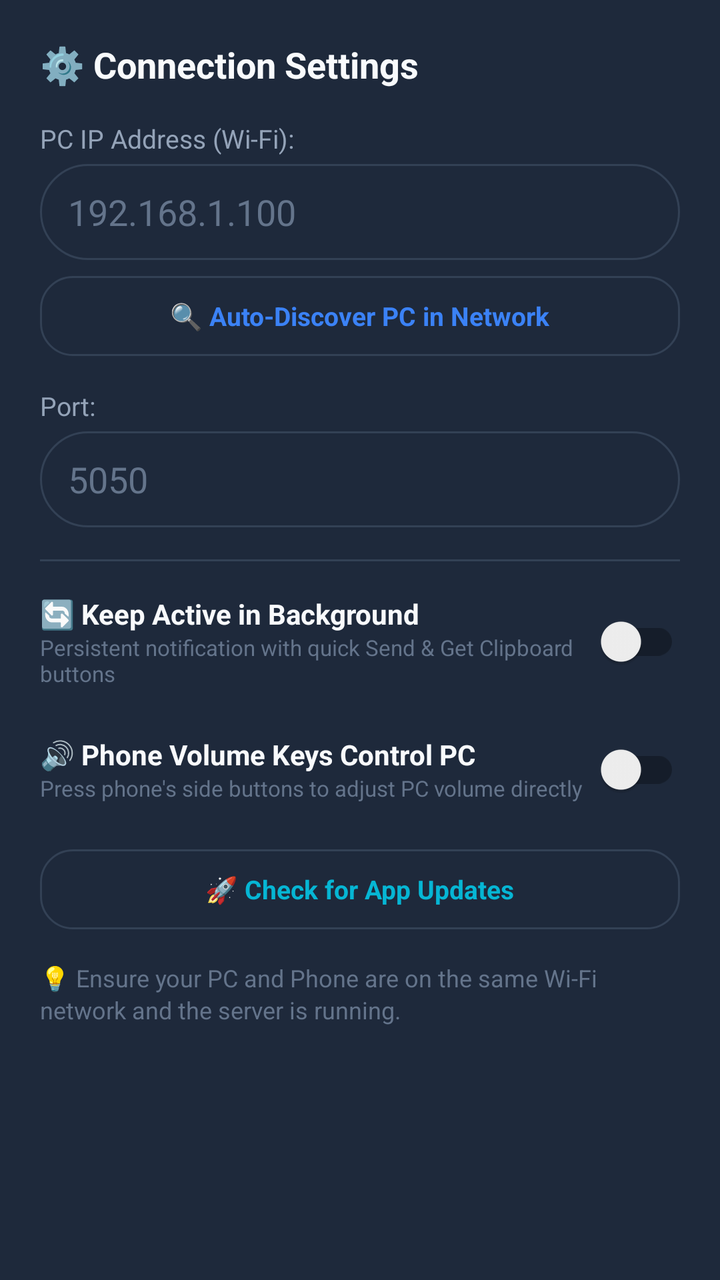
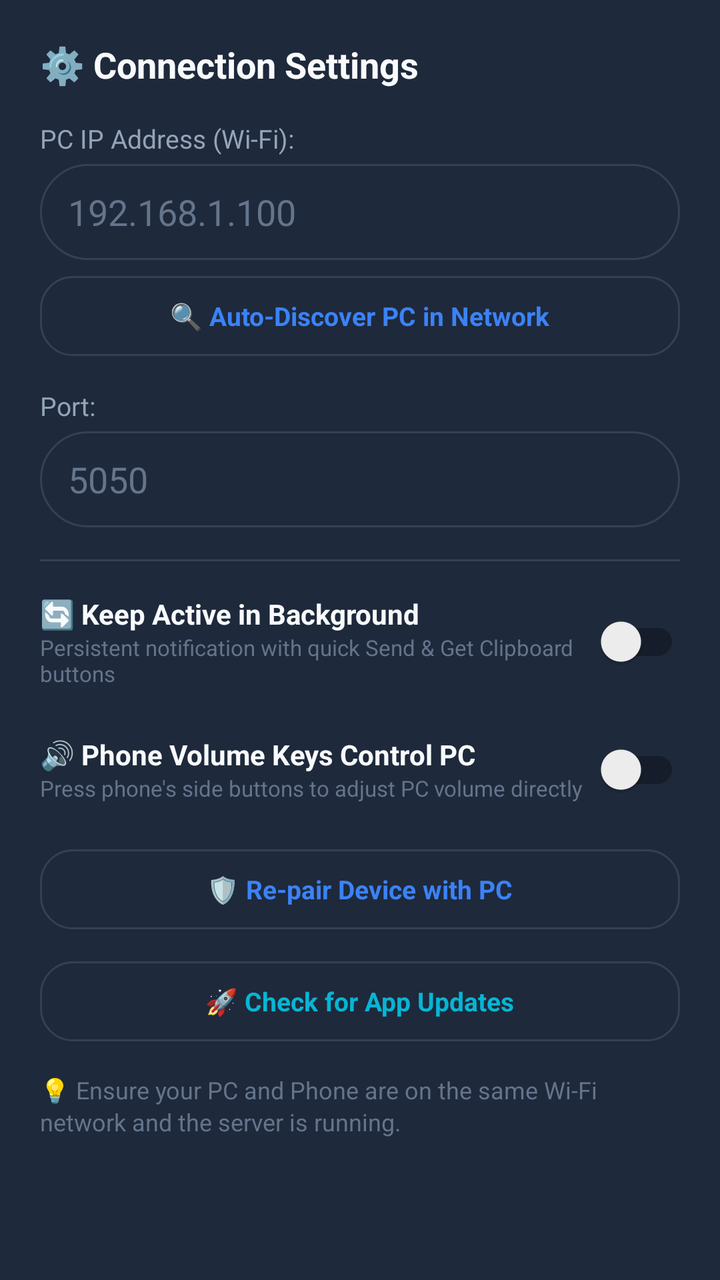

Screens rendered from an Android XML layout before and after an edit, with the pre-edit source and the edit as a unified diff.
<!-- AndroidManifest.xml: application theme Theme.PCRemote -->
<!-- res/layout/dialog_settings.xml -->
<?xml version="1.0" encoding="utf-8"?>
<LinearLayout xmlns:android="http://schemas.android.com/apk/res/android"
    android:layout_width="match_parent"
    android:layout_height="wrap_content"
    android:orientation="vertical"
    android:padding="20dp"
    android:background="@color/surface_dark">

    <TextView
        android:layout_width="match_parent"
        android:layout_height="wrap_content"
        android:text="⚙️ Connection Settings"
        android:textColor="@color/text_primary"
        android:textSize="18sp"
        android:textStyle="bold"
        android:layout_marginBottom="16dp" />

    <TextView
        android:layout_width="match_parent"
        android:layout_height="wrap_content"
        android:text="PC IP Address (Wi-Fi):"
        android:textColor="@color/text_secondary"
        android:textSize="13sp"
        android:layout_marginBottom="4dp" />

    <EditText
        android:id="@+id/etIpAddress"
        android:layout_width="match_parent"
        android:layout_height="48dp"
        android:background="@drawable/bg_input"
        android:paddingStart="14dp"
        android:paddingEnd="14dp"
        android:hint="192.168.1.100"
        android:textColorHint="@color/text_muted"
        android:textColor="@color/text_primary"
        android:inputType="textUri"
        android:layout_marginBottom="8dp" />

    <LinearLayout
        android:id="@+id/btnAutoDiscover"
        android:layout_width="match_parent"
        android:layout_height="40dp"
        android:background="@drawable/bg_chip"
        android:gravity="center"
        android:clickable="true"
        android:focusable="true"
        android:layout_marginBottom="16dp">

        <TextView
            android:id="@+id/tvAutoDiscoverText"
            android:layout_width="wrap_content"
            android:layout_height="wrap_content"
            android:text="🔍 Auto-Discover PC in Network"
            android:textColor="@color/accent_blue"
            android:textSize="13sp"
            android:textStyle="bold" />
    </LinearLayout>

    <TextView
        android:layout_width="match_parent"
        android:layout_height="wrap_content"
        android:text="Port:"
        android:textColor="@color/text_secondary"
        android:textSize="13sp"
        android:layout_marginBottom="4dp" />

    <EditText
        android:id="@+id/etPort"
        android:layout_width="match_parent"
        android:layout_height="48dp"
        android:background="@drawable/bg_input"
        android:paddingStart="14dp"
        android:paddingEnd="14dp"
        android:hint="5050"
        android:textColorHint="@color/text_muted"
        android:textColor="@color/text_primary"
        android:inputType="number"
        android:layout_marginBottom="16dp" />

    
    <View
        android:layout_width="match_parent"
        android:layout_height="1dp"
        android:background="#334155"
        android:layout_marginBottom="16dp" />

    
    <LinearLayout
        android:layout_width="match_parent"
        android:layout_height="wrap_content"
        android:orientation="horizontal"
        android:gravity="center_vertical"
        android:layout_marginBottom="16dp">

        <LinearLayout
            android:layout_width="0dp"
            android:layout_height="wrap_content"
            android:layout_weight="1"
            android:orientation="vertical">

            <TextView
                android:layout_width="wrap_content"
                android:layout_height="wrap_content"
                android:text="🔄 Keep Active in Background"
                android:textColor="@color/text_primary"
                android:textSize="14sp"
                android:textStyle="bold" />

            <TextView
                android:layout_width="wrap_content"
                android:layout_height="wrap_content"
                android:text="Persistent notification with quick Send &amp; Get Clipboard buttons"
                android:textColor="@color/text_muted"
                android:textSize="11sp" />
        </LinearLayout>

        <androidx.appcompat.widget.SwitchCompat
            android:id="@+id/switchKeepBackground"
            android:layout_width="wrap_content"
            android:layout_height="wrap_content" />
    </LinearLayout>

    
    <LinearLayout
        android:layout_width="match_parent"
        android:layout_height="wrap_content"
        android:orientation="horizontal"
        android:gravity="center_vertical"
        android:layout_marginBottom="16dp">

        <LinearLayout
            android:layout_width="0dp"
            android:layout_height="wrap_content"
            android:layout_weight="1"
            android:orientation="vertical">

            <TextView
                android:layout_width="wrap_content"
                android:layout_height="wrap_content"
                android:text="🔊 Phone Volume Keys Control PC"
                android:textColor="@color/text_primary"
                android:textSize="14sp"
                android:textStyle="bold" />

            <TextView
                android:layout_width="wrap_content"
                android:layout_height="wrap_content"
                android:text="Press phone's side buttons to adjust PC volume directly"
                android:textColor="@color/text_muted"
                android:textSize="11sp" />
        </LinearLayout>

        <androidx.appcompat.widget.SwitchCompat
            android:id="@+id/switchHwVolume"
            android:layout_width="wrap_content"
            android:layout_height="wrap_content" />
    </LinearLayout>

    
    <LinearLayout
        android:id="@+id/btnCheckUpdates"
        android:layout_width="match_parent"
        android:layout_height="40dp"
        android:background="@drawable/bg_chip"
        android:gravity="center"
        android:clickable="true"
        android:focusable="true"
        android:layout_marginBottom="16dp">

        <TextView
            android:id="@+id/tvCheckUpdatesText"
            android:layout_width="wrap_content"
            android:layout_height="wrap_content"
            android:text="🚀 Check for App Updates"
            android:textColor="@color/accent"
            android:textSize="13sp"
            android:textStyle="bold" />
    </LinearLayout>

    <TextView
        android:layout_width="match_parent"
        android:layout_height="wrap_content"
        android:text="💡 Ensure your PC and Phone are on the same Wi-Fi network and the server is running."
        android:textColor="@color/text_muted"
        android:textSize="12sp"
        android:lineSpacingExtra="2dp" />

</LinearLayout>
<!-- resources referenced by this layout -->
<resources>
  <color name="accent">#06B6D4</color>
  <color name="accent_blue">#3B82F6</color>
  <color name="surface_dark">#1E293B</color>
  <color name="text_muted">#64748B</color>
  <color name="text_primary">#F8FAFC</color>
  <color name="text_secondary">#94A3B8</color>
  <!-- drawable bg_chip (drawable) -->
  <?xml version="1.0" encoding="utf-8"?>
  <ripple xmlns:android="http://schemas.android.com/apk/res/android"
      android:color="@color/primary_light">
      <item>
          <shape>
              <solid android:color="@color/surface_dark" />
              <stroke android:width="1dp" android:color="@color/surface_variant" />
              <corners android:radius="16dp" />
              <padding
                  android:left="14dp"
                  android:top="8dp"
                  android:right="14dp"
                  android:bottom="8dp" />
          </shape>
      </item>
  </ripple>
  <!-- drawable bg_input (drawable) -->
  <?xml version="1.0" encoding="utf-8"?>
  <shape xmlns:android="http://schemas.android.com/apk/res/android">
      <solid android:color="@color/surface_dark" />
      <stroke android:width="1dp" android:color="@color/surface_variant" />
      <corners android:radius="24dp" />
  </shape>
  <style name="Theme.PCRemote" parent="Theme.MaterialComponents.DayNight.NoActionBar">
          
          <item name="colorPrimary">@color/primary</item>
          <item name="colorPrimaryVariant">@color/primary_dark</item>
          <item name="colorOnPrimary">@color/text_primary</item>
          
          <item name="colorSecondary">@color/accent</item>
          <item name="colorSecondaryVariant">@color/accent</item>
          <item name="colorOnSecondary">@color/text_primary</item>
          
          <item name="android:statusBarColor">@color/bg_dark</item>
          <item name="android:windowBackground">@color/bg_dark</item>
      </style>
  <color name="primary_light">#14B8A6</color>
  <color name="surface_variant">#334155</color>
  <color name="primary">#0D9488</color>
  <color name="primary_dark">#0F766E</color>
  <color name="bg_dark">#0F172A</color>
</resources>

<!-- the commit's change to res/layout/dialog_settings.xml (unified diff, before → after) -->
@@ -158,7 +158,7 @@
 
     
     <LinearLayout
-        android:id="@+id/btnCheckUpdates"
+        android:id="@+id/btnRePair"
         android:layout_width="match_parent"
         android:layout_height="40dp"
         android:background="@drawable/bg_chip"
@@ -168,6 +168,27 @@
         android:layout_marginBottom="16dp">
 
         <TextView
+            android:id="@+id/tvPairStatusText"
+            android:layout_width="wrap_content"
+            android:layout_height="wrap_content"
+            android:text="🛡️ Re-pair Device with PC"
+            android:textColor="@color/accent_blue"
+            android:textSize="13sp"
+            android:textStyle="bold" />
+    </LinearLayout>
+
+    
+    <LinearLayout
+        android:id="@+id/btnCheckUpdates"
+        android:layout_width="match_parent"
+        android:layout_height="40dp"
+        android:background="@drawable/bg_chip"
+        android:gravity="center"
+        android:clickable="true"
+        android:focusable="true"
+        android:layout_marginBottom="16dp">
+
+        <TextView
             android:id="@+id/tvCheckUpdatesText"
             android:layout_width="wrap_content"
             android:layout_height="wrap_content"
